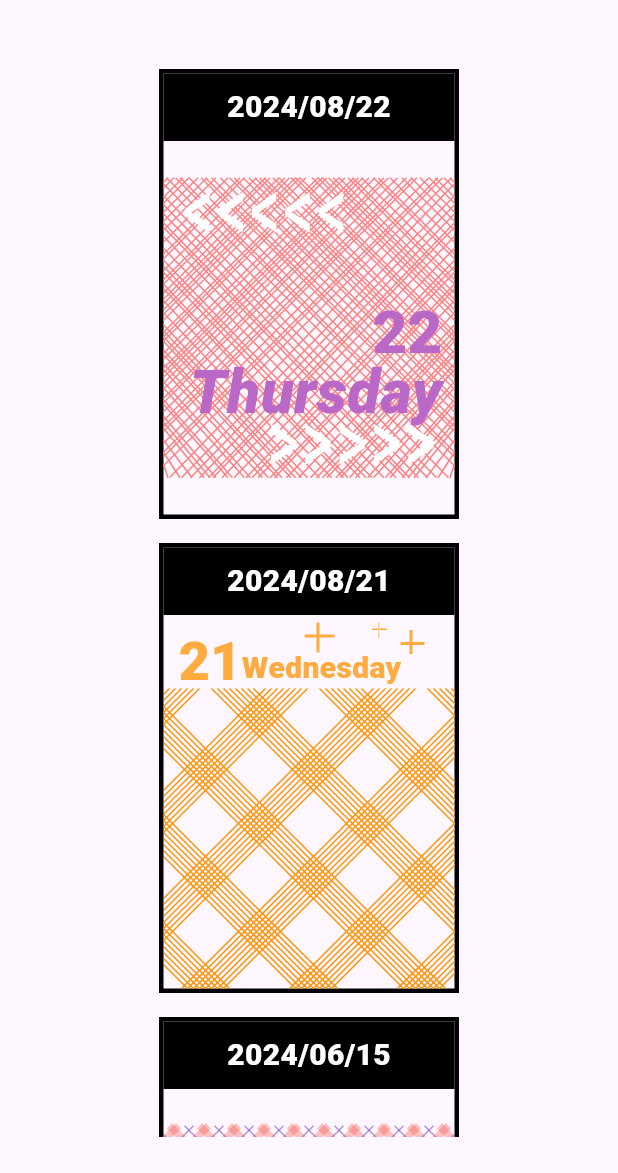
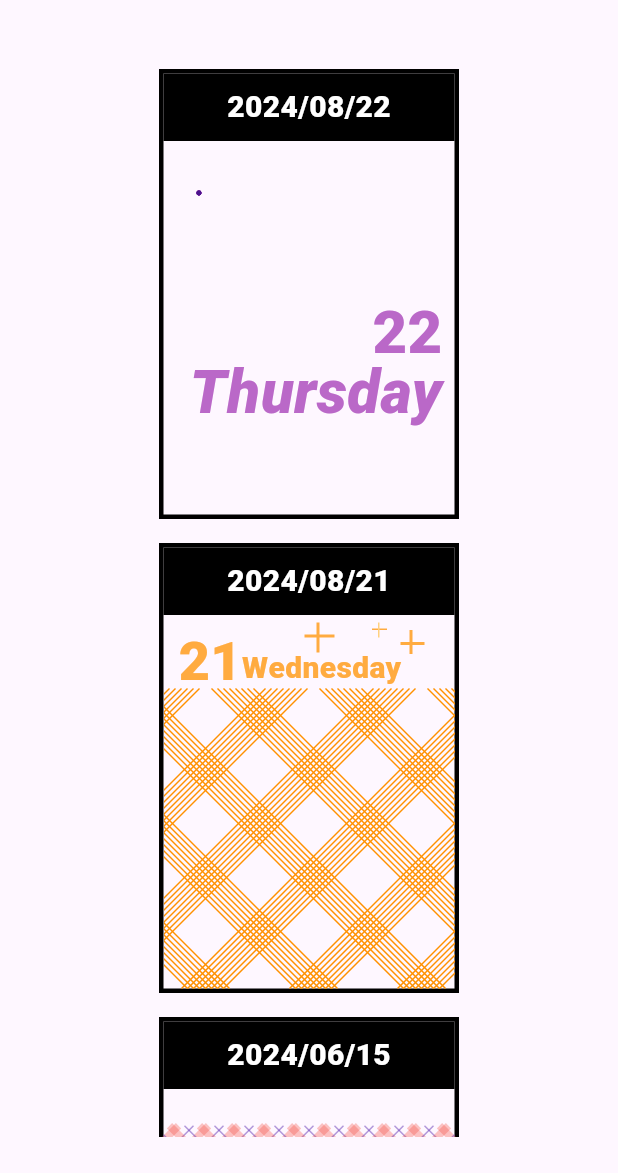
Before and after one commit to ssj24/patterns, a Flutter app: the screen it shows after launch, on a phone screen of 412 x 824 dp, the part 63-1236 px from its top. Run offline on Flutter 3.47's test engine with Material 3 defaults, Android fonts, the phone set to English and light mode, and no system bars.

Commit message:
Feat: add dynamic circles

```diff
--- a/lib/widgets/patterns/circle_mask_pattern.dart
+++ b/lib/widgets/patterns/circle_mask_pattern.dart
@@ -1,4 +1,7 @@
+import 'dart:math';
+
 import 'package:flutter/material.dart';
+import 'package:patterns/widgets/patterns/circle_mask_pattern_painter.dart';
 
 import 'irregular_diagonal_line_painter.dart';
 
@@ -10,63 +13,39 @@ class CircleMaskPattern extends StatelessWidget {
 
   @override
   Widget build(BuildContext context) {
+    var random = Random();
+
+
+    // 선택 가능한 값 목록
+    List<Color> colorValues = [Colors.purple.shade100, Colors.purple.shade200,Colors.purple.shade300, Colors.purple.shade400, Colors.purple.shade500, Colors.purple.shade600, Colors.purple.shade700, Colors.purple.shade800, Colors.purple.shade900];
+
     return Center(
       child: Stack(
           children: [
             CustomPaint(
-              size: Size(200, 200), // 캔버스 크기
-              painter: IrregularDiagonalLinePainter(),
+              size: Size(200, 300), // 캔버스 크기
+              painter: CircleMaskPatternPainter(),
             ),
-            Positioned(
-                left: 32,
-                child: Padding(
-                  padding: const EdgeInsets.all(8.0),
-                  child: Transform.scale(
-                    scaleX: 2,
-                    scaleY: 3,
-                    child: Text(
-                      '<<<<<',
-                      style: TextStyle(
-                        // backgroundColor: Colors.white,
-                        // fontWeight: FontWeight.w900,
-                          color: Colors.white,
-                          // shadows: <Shadow>[
-                          //   Shadow(
-                          //     offset: Offset(0.0, 0.0),
-                          //     blurRadius: 2.0,
-                          //     color: Color.fromARGB(120, 0, 0, 0),
-                          //   ),
-                          // ],
-                          fontSize: 20,
-                          letterSpacing: 1
-                        // height: 24,
-                      ),
-                    ),
+            ...colorValues.asMap().entries.map((entry) {
+              int index = entry.key;
+              var color = entry.value;
+              double randomWidth = Random().nextDouble() * 30;
+              double randomTop = Random().nextDouble() * 299;
+              double randomLeft = Random().nextDouble() * 199;
+
+              return Positioned(
+                top: randomTop,
+                left: randomLeft,
+                child: Container(
+                  width: randomWidth,
+                  height: randomWidth,
+                  decoration: BoxDecoration(
+                    color: color,
+                    borderRadius: BorderRadius.circular(90)
                   ),
-                )
-            ),
-            Positioned(
-                bottom: 0,
-                right: 32,
-                child: Padding(
-                  padding: const EdgeInsets.all(8.0),
-                  child: Transform.scale(
-                    scaleX: 2,
-                    scaleY: 3,
-                    child: Text(
-                      '>>>>>',
-                      style: TextStyle(
-                        // backgroundColor: Colors.white,
-                        // fontWeight: FontWeight.w900,
-                          color: Colors.white,
-                          fontSize: 20,
-                          letterSpacing: 1
-                        // height: 24,
-                      ),
-                    ),
-                  ),
-                )
-            ),
+                ),
+              );
+            }).toList(),
           ]
       ),
     );
--- a/lib/widgets/patterns/circle_mask_pattern_painter.dart
+++ b/lib/widgets/patterns/circle_mask_pattern_painter.dart
@@ -9,9 +9,7 @@ class CircleMaskPatternPainter extends CustomPainter {
     Random random = Random();
 
     // 선택 가능한 값 목록
-    List<double> gapValues = [3, 4, 6, 8];
-
-    double gap = gapValues[0]; // 간격
+    List<Color> colorValues = [Colors.purple.shade100, Colors.purple.shade200,Colors.purple.shade300, Colors.purple.shade400, Colors.purple.shade500, Colors.purple.shade600, Colors.purple.shade700, Colors.purple.shade800, Colors.purple.shade900];
 
     // 페인트 객체 생성
     Paint paint = Paint()
@@ -49,35 +47,6 @@ class CircleMaskPatternPainter extends CustomPainter {
     //   // 다음 간격으로 이동
     //   i += gap;
     // }
-    while (i < size.width * 2) {
-      // 랜덤 간격 선택
-      int randomIndex = random.nextInt(gapValues.length);
-      double gap = gapValues[randomIndex];
-      if (i > size.width) {
-        canvas.drawLine(Offset(size.width, i-size.width), Offset(i-size.width, size.height), paint);
-        canvas.drawLine(Offset(0, i-size.width), Offset(size.width - (i-size.width), size.height), paint);
-      }
-      else {
-        canvas.drawLine(Offset(i, 0), Offset(0, i), paint);
-        canvas.drawLine(Offset(size.width - i, 0), Offset(size.width, i), paint);
-      }
-
-
-      // 왼쪽 하단에서 오른쪽 상단으로 그리는 라인
-      // canvas.drawLine(
-      //     Offset(i, size.height),
-      //     Offset(i + gap, size.height - gap),
-      //     paint
-      // );
-      // canvas.drawLine(
-      //     Offset(size.width - i, 0),
-      //     Offset(size.width - (i + gap), gap),
-      //     paint
-      // );
-
-      // 다음 간격으로 이동
-      i += gap;
-    }
   }
 
   @override
```
